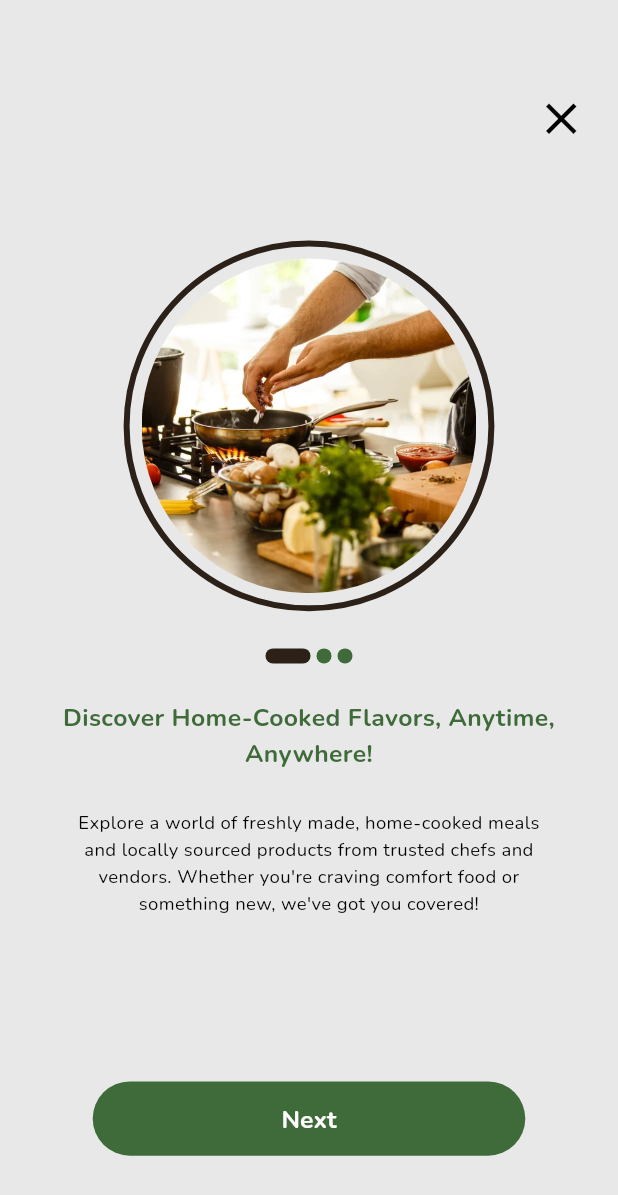
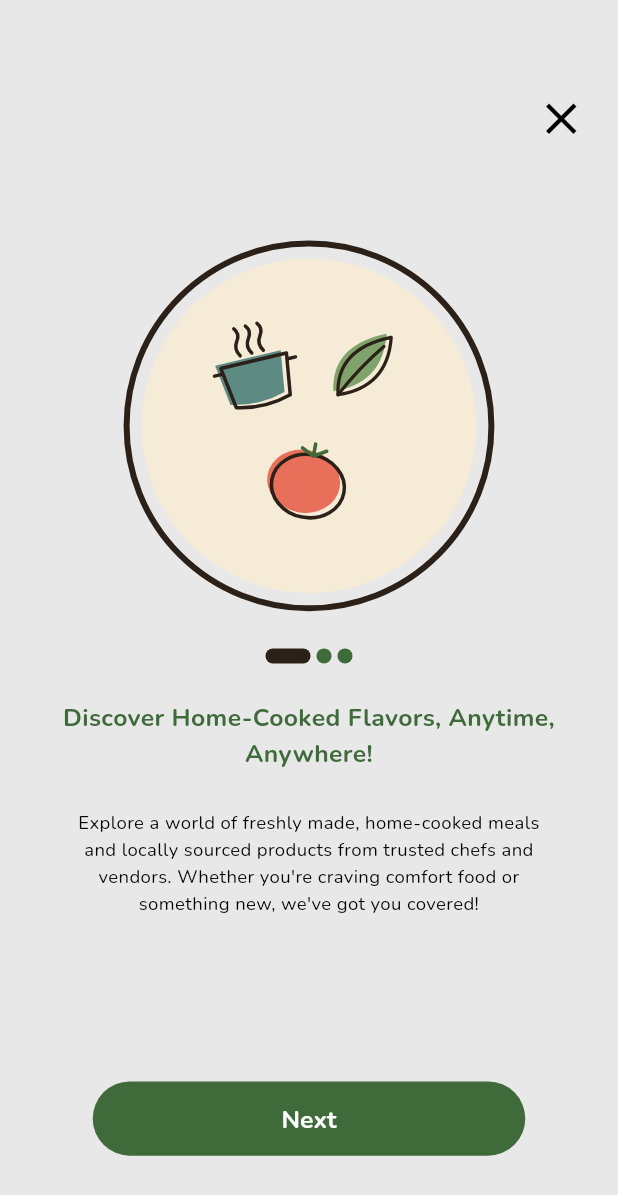
Before and after one commit to EyadOraby/tabkha_app, a Flutter app: the OnboardingView screen opened by its route, on a phone screen of 412 x 824 dp. Shown: the top 1195 px of the screen. Run offline on Flutter 3.47's test engine with Material 3 defaults, Android fonts, the phone set to English and light mode, and no system bars; drawn by our look-alikes of smooth_page_indicator; our stand-ins replace cloud_firestore, firebase_auth, firebase_core, flash, flutter_riverpod, hive_ce and 2 more; accounts and stored records are empty; generated files the repository leaves out were written again.

Commit message:
Ingredient doodles on onboarding and order tracking; drop the 1.4 MB of onboarding photos

```diff
--- a/lib/Features/Authentication/Views/onboarding_view.dart
+++ b/lib/Features/Authentication/Views/onboarding_view.dart
@@ -1,4 +1,5 @@
 import 'package:flutter/material.dart';
+import 'package:tabkha_app/Features/Food/Widgets/kitchen_art.dart';
 import 'package:smooth_page_indicator/smooth_page_indicator.dart';
 import 'package:tabkha_app/Features/Home/Views/app_shell.dart';
 import 'package:tabkha_app/Localization/app_localization_context.dart';
@@ -53,15 +54,15 @@ class _OnboardingViewState extends State<OnboardingView> {
               },
               children: [
                 _buildOnboardingPage(
-                    'assets/images/onboarding_1.png',
+                    const [Ingredient.pot, Ingredient.basil, Ingredient.tomato],
                     "Discover Home-Cooked Flavors, Anytime, Anywhere!",
                     "Explore a world of freshly made, home-cooked meals and locally sourced products from trusted chefs and vendors. Whether you're craving comfort food or something new, we've got you covered!"),
                 _buildOnboardingPage(
-                    'assets/images/onboarding_2.png',
-                    "F Empower Local Communities, One Meal at a Time",
+                    const [Ingredient.bread, Ingredient.lemon, Ingredient.spoon],
+                    "Empower Local Communities, One Meal at a Time",
                     "By ordering on Tabkha, you’re supporting small food businesses and local chefs. Plus, help reduce food waste through our donation feature—giving back has never been easier!"),
                 _buildOnboardingPage(
-                    'assets/images/onboarding_3.jpg',
+                    const [Ingredient.chili, Ingredient.garlic, Ingredient.onion],
                     "Quick, Easy, Personalized—Made for You",
                     "Browse, order, and enjoy personalized recommendations based on your taste. Our smart features ensure a seamless and delightful experience every time."),
               ],
@@ -106,7 +107,7 @@ class _OnboardingViewState extends State<OnboardingView> {
     );
   }
 
-  Widget _buildOnboardingPage(String imagePath, String text, String text2) {
+  Widget _buildOnboardingPage(List<Ingredient> doodles, String text, String text2) {
     final size = MediaQuery.of(context).size;
     return Column(
       mainAxisAlignment: MainAxisAlignment.center,
@@ -124,9 +125,14 @@ class _OnboardingViewState extends State<OnboardingView> {
           child: Padding(
             padding: const EdgeInsets.all(8.0),
             child: ClipOval(
-              child: Image.asset(
-                imagePath,
-                fit: BoxFit.cover,
+              child: ColoredBox(
+                color: const Color(0xFFF6EBD6),
+                child: Center(
+                  child: FractionallySizedBox(
+                    widthFactor: 0.72,
+                    child: IngredientScatter(items: doodles, size: size.width * 0.15, seed: doodles.first.index),
+                  ),
+                ),
               ),
             ),
           ),
--- a/lib/Features/Food/food_strings.dart
+++ b/lib/Features/Food/food_strings.dart
@@ -38,6 +38,7 @@ const foodArabic = <String, String>{
   // Basket and checkout
   'Your basket': 'سلتك',
   'Pick a kitchen and add a dish or two.': 'اختر مطبخًا وأضف طبقًا أو اثنين.',
+  'Your food is being made with love.': 'طعامك يُحضَّر بحب.',
   'Your basket is empty': 'سلتك فارغة',
   'From': 'من',
   'Deliver to': 'التوصيل إلى',
```
Also changed, not shown: lib/Features/Food/Views/customer_views.dart (+12 -1 lines), assets/images/onboarding_1.png (deleted), assets/images/onboarding_2.png (deleted), assets/images/onboarding_3.jpg (deleted).
